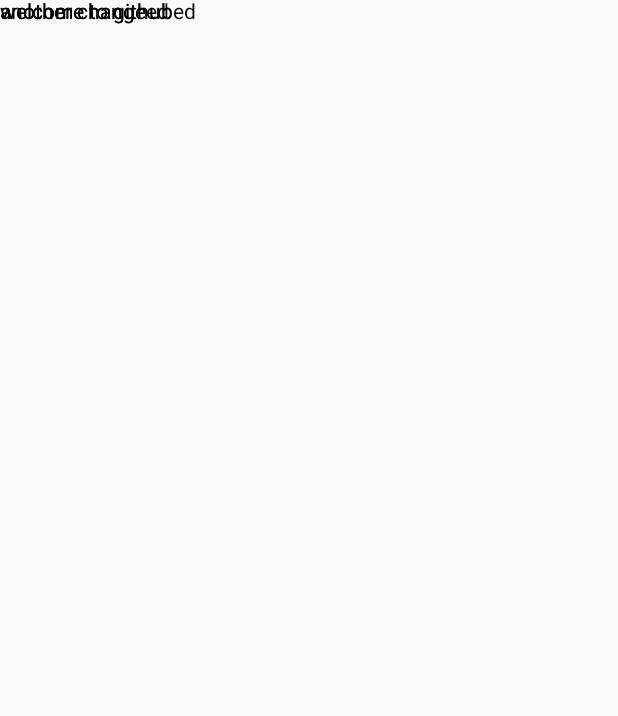
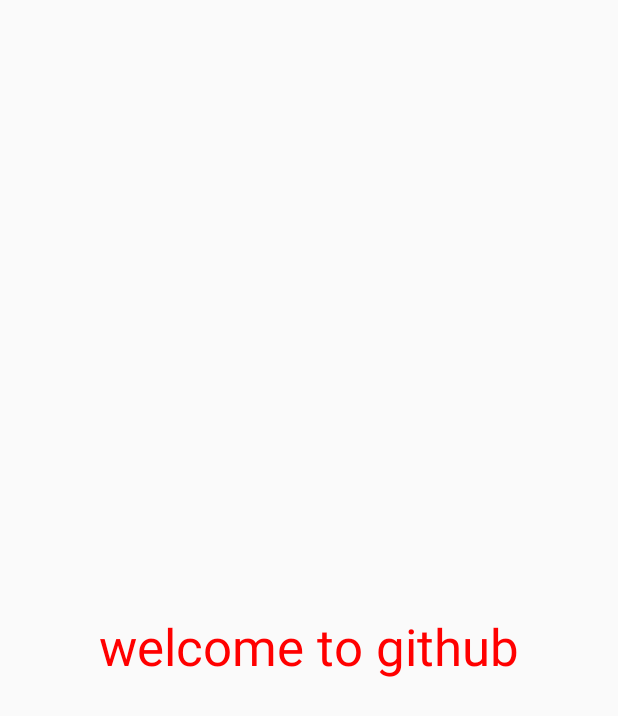
Before and after one commit to AmirDev15/compose_tutorial, an Android app built with Jetpack Compose: the screen it shows after launch (MainActivity), on a phone screen of 412 x 824 dp. Shown: the top 716 px of the screen. Run offline under Robolectric (Android 15) with nearby library versions, the phone set to English and light mode, and no system bars; our stand-ins replace constraintlayout-compose; Roboto replaces fonts that are not available here.

Commit message:
welcome text

```diff
--- a/app/src/main/java/com/example/jetpack_compose/MainActivity.kt
+++ b/app/src/main/java/com/example/jetpack_compose/MainActivity.kt
@@ -202,26 +202,31 @@
 
         setContent {
 
-           // DropdownMenu()
+            // DropdownMenu()
+            Row(
+                modifier = Modifier.fillMaxSize(),
+                horizontalArrangement = Arrangement.Center,
+                verticalAlignment = Alignment.CenterVertically
 
-Text(modifier = Modifier,
-    text = "welcome to githubed")
-
-            Text(text = "another changeed")
+            ) {
+                Box(
+                    modifier = Modifier
+                        .padding(top = 40.dp),
 
 
+                ) {
+                    Text(
+                        text = "welcome to github",
+                        fontSize = 34.sp,
+                        color = Color.Red,
 
-Text(modifier = Modifier,
-    text = "welcome to github")
+                    )
 
-            Text(text = "another change")
 
-println("Experiment")
-            println("import")
+                }
+            }
 
-            println("change from exp")
 
-            println("change frrom main")
         }
     }
 }
```
